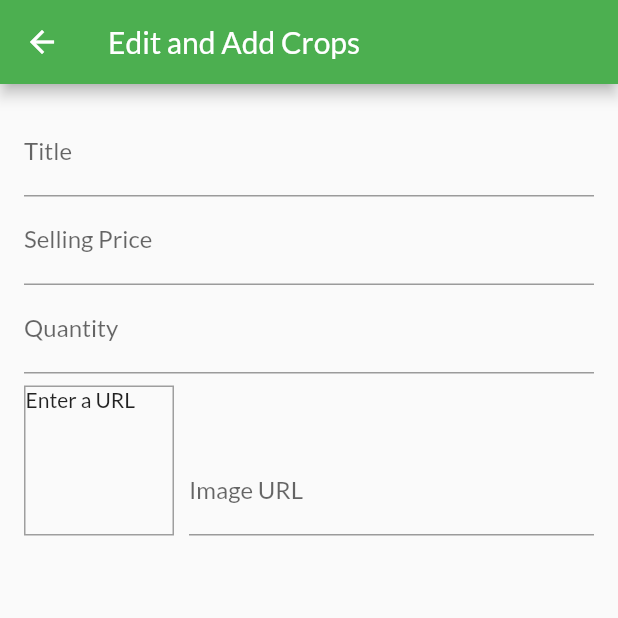
After one commit to rondon1947/SocialGood-FarmPay, a Flutter app: the EditCropsScreen screen opened by its route, on a phone screen of 412 x 824 dp, the top half of it. The commit adds this screen. Run offline on Flutter 3.47's test engine with Material 2 defaults, Android fonts, the phone set to English and light mode, and no system bars; network calls fail.

Commit message:
new crop input form added

```diff
--- a/App/farmpay/lib/main.dart
+++ b/App/farmpay/lib/main.dart
@@ -7,6 +7,8 @@ import 'providers/crops.dart';
 import 'providers/cart.dart';
 import 'providers/orders.dart';
 import 'screens/orders_screen.dart';
+import 'screens/user_crops_screen.dart';
+import 'screens/edit_crops_screen.dart';
 
 void main() => runApp(MyApp());
 
@@ -39,6 +41,8 @@ class MyApp extends StatelessWidget {
           CropDetailScreen.routeName: (ctx) => CropDetailScreen(),
           CartScreen.routeName: (ctx) => CartScreen(),
           OrdersScreen.routeName: (ctx) => OrdersScreen(),
+          UserCropsScreen.routeName: (ctx) => UserCropsScreen(),
+          EditCropsScreen.routeName: (ctx) => EditCropsScreen(),
         },
       ),
     );
--- a/App/farmpay/lib/screens/cart_screen.dart
+++ b/App/farmpay/lib/screens/cart_screen.dart
@@ -12,7 +12,7 @@ class CartScreen extends StatelessWidget {
   Widget build(BuildContext context) {
     final cart = Provider.of<Cart>(context);
     return Scaffold(appBar: AppBar(
-      title: Text('Checkout'),
+      title: Text('Bidded Crops'),
     ),
       body: Column(children: <Widget>[
         Card(margin: EdgeInsets.all(15),
@@ -29,7 +29,7 @@ class CartScreen extends StatelessWidget {
                ),
                 backgroundColor: Theme.of(context).primaryColor,
               ),
-              FlatButton(child: Text('ORDER NOW'),
+              FlatButton(child: Text('DEAL NOW'),
                 onPressed: () {
                 Provider.of<Orders>(context, listen: false).addOrder(
                   cart.items.values.toList(),
--- a/App/farmpay/lib/screens/crops_overview_screen.dart
+++ b/App/farmpay/lib/screens/crops_overview_screen.dart
@@ -56,7 +56,7 @@ class _CropsOverviewScreenState extends State<CropsOverviewScreen> {
           ),
             child:  IconButton(
               icon: Icon(
-                Icons.shopping_cart,
+                Icons.hardware,
               ),
               onPressed: () {
                 Navigator.of(context).pushNamed( CartScreen.routeName);
--- /dev/null
+++ b/App/farmpay/lib/screens/edit_crops_screen.dart
@@ -0,0 +1,125 @@
+import 'package:flutter/material.dart';
+
+import '../providers/crop.dart';
+
+class EditCropsScreen extends StatefulWidget {
+  static const routeName = '/edit-crop';
+  @override
+  _EditCropsScreenState createState() => _EditCropsScreenState();
+}
+
+class _EditCropsScreenState extends State<EditCropsScreen> {
+  final _priceFocusNode = FocusNode();
+  final _quantityFocusNode = FocusNode();
+  final _imageURLController = TextEditingController();
+  final _form = GlobalKey<FormState>();
+  var _editedCrop = Crop(cropId: null, cropName: '', cropMSP: 0, sellingPrice: 0, imageURL: '');
+
+  @override
+  void dispose(){
+    _priceFocusNode.dispose();
+    _quantityFocusNode.dispose();
+    _imageURLController.dispose();
+    super.dispose();
+  }
+
+
+  void _saveForm() {
+    _form.currentState.save();
+    print(_editedCrop.cropName);
+    print(_editedCrop.sellingPrice);
+
+  }
+
+  Widget build(BuildContext context){
+    return Scaffold(appBar: AppBar(title: Text('Edit and Add Crops'),
+    ),
+      body: Padding(
+        padding: const EdgeInsets.all(16.0),
+        child: Form(
+          key: _form,
+          child: ListView(
+            children: <Widget>[
+          TextFormField(
+            decoration: InputDecoration(labelText: 'Title'),
+            textInputAction: TextInputAction.next,
+            onFieldSubmitted: (_) {
+              FocusScope.of(context).requestFocus(_priceFocusNode);
+            },
+            onSaved: (value) {
+              _editedCrop = Crop(cropId: null,
+                  cropName: value,
+                  cropMSP: _editedCrop.cropMSP,
+                  sellingPrice: _editedCrop.sellingPrice,
+                  imageURL: _editedCrop.imageURL
+              );
+            },
+          ),
+          TextFormField(
+            decoration: InputDecoration(labelText: 'Selling Price'),
+            textInputAction: TextInputAction.next,
+            keyboardType: TextInputType.number,
+            focusNode: _priceFocusNode,
+            onFieldSubmitted: (_) {
+            FocusScope.of(context).requestFocus(_quantityFocusNode);
+           },
+            onSaved: (value) {
+              _editedCrop = Crop(cropId: null,
+                  cropName: _editedCrop.cropName,
+                  cropMSP: double.parse(value),
+                  sellingPrice: double.parse(value),
+                  imageURL: _editedCrop.imageURL
+              );
+            },
+          ),
+          TextFormField(
+            decoration: InputDecoration(labelText: 'Quantity '),
+            textInputAction: TextInputAction.next,
+            keyboardType: TextInputType.number,
+            focusNode: _quantityFocusNode,
+           ),
+          Row(
+            crossAxisAlignment: CrossAxisAlignment.end,
+            children: <Widget>[
+            Container(
+              width: 100,
+              height: 100,
+              margin: EdgeInsets.only(top:8, right: 10),
+              decoration: BoxDecoration(border: Border.all(width: 1,color: Colors.grey,),
+              ),
+              child: _imageURLController.text.isEmpty ?
+              Text('Enter a URL'):
+              FittedBox(
+                child: Image.network(
+                    _imageURLController.text,
+                  fit: BoxFit.cover,
+                ),
+              ),
+            ),
+            Expanded(
+              child: TextFormField(decoration: InputDecoration(labelText: 'Image URL'),
+                keyboardType: TextInputType.url,
+                textInputAction: TextInputAction.done,
+                controller: _imageURLController,
+                onFieldSubmitted: (_) {
+                _saveForm();
+                },
+                onSaved: (value) {
+                  _editedCrop = Crop(cropId: null,
+                      cropName: _editedCrop.cropName,
+                      cropMSP: _editedCrop.cropMSP,
+                      sellingPrice: _editedCrop.sellingPrice,
+                      imageURL: value,
+                  );
+                },
+              ),
+            ),
+          ],
+          ),
+        ],
+        ),
+        ),
+      ),
+    );
+  }
+}
--- a/App/farmpay/lib/widgets/app_drawer.dart
+++ b/App/farmpay/lib/widgets/app_drawer.dart
@@ -1,5 +1,7 @@
 import 'package:farming_toolkit/screens/orders_screen.dart';
 import 'package:flutter/material.dart';
+
+import '../screens/user_crops_screen.dart';
 
 class AppDrawer extends StatelessWidget {
   @override
@@ -23,6 +25,13 @@ class AppDrawer extends StatelessWidget {
           Navigator.of(context).pushReplacementNamed(OrdersScreen.routeName);
         },
       ),
+      Divider(),
+      ListTile(leading: Icon(Icons.edit),
+        title: Text('My Crops'),
+        onTap: () {
+          Navigator.of(context).pushReplacementNamed(UserCropsScreen.routeName);
+        },
+      ),
     ],
     ),
     );
--- a/App/farmpay/lib/widgets/crop_item.dart
+++ b/App/farmpay/lib/widgets/crop_item.dart
@@ -67,13 +67,13 @@ class CropItem extends StatelessWidget {
               textAlign: TextAlign.center,
             ),
             trailing: IconButton(
-              icon: Icon(Icons.shopping_cart),
+              icon: Icon(Icons.hardware),
               color: Theme.of(context).accentColor,
               onPressed: () {
                 cart.addItem(crop.cropId, crop.cropMSP, crop.cropName);
                 Scaffold.of(context).showSnackBar(
                     SnackBar(
-                        content: Text ('Added Item to Cart!'),
+                        content: Text ('Added Crop to Bids!'),
                       duration: Duration(seconds: 3),
                       action: SnackBarAction(label: 'UNDO',onPressed: () {
                         cart.removeSingleItem(crop.cropId);
```
Also changed, not shown: App/farmpay/lib/screens/user_crops_screen.dart (added, +42 -0 lines), App/farmpay/lib/widgets/user_crop_item.dart (added, +31 -0 lines).
